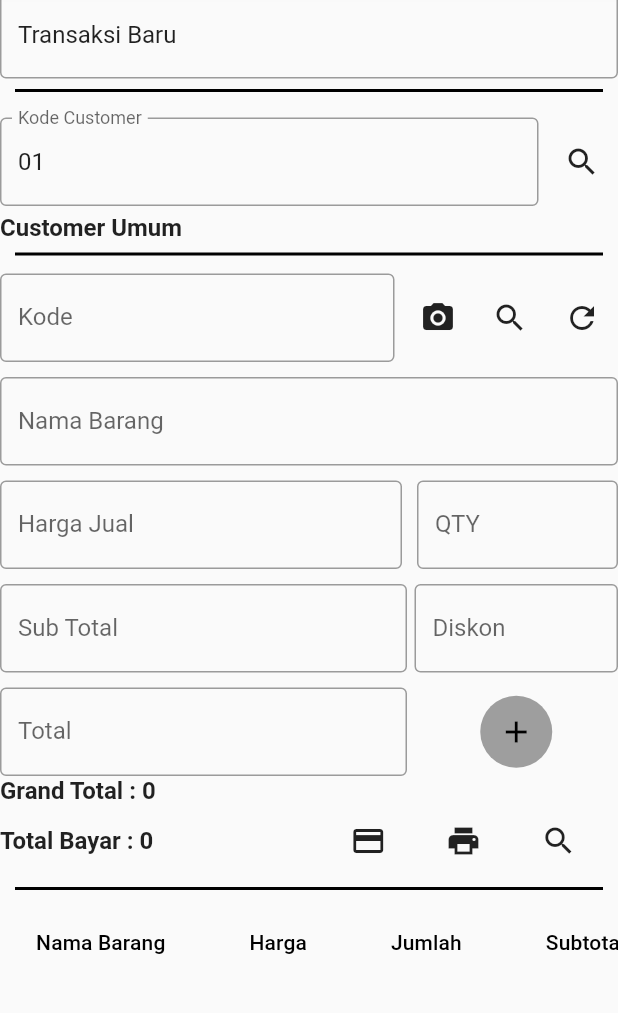
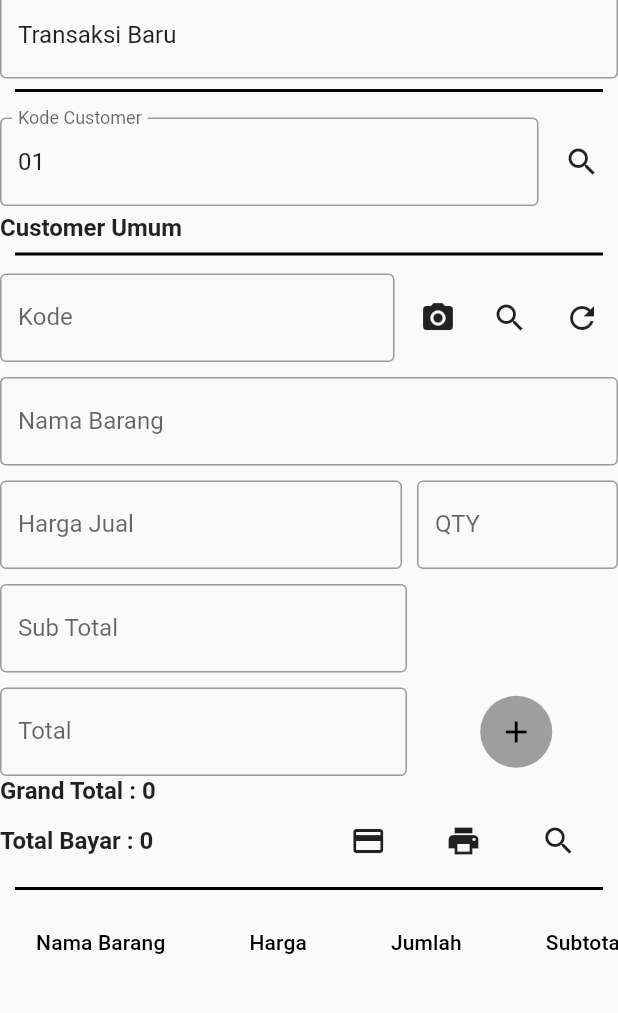
Before and after one commit to nugmoris/pos, a Flutter app: the JualPage screen opened directly with empty values, on a phone screen of 412 x 824 dp, the part 109-1122 px from its top. Run offline on Flutter 3.47's test engine with Material 2 defaults, Android fonts, the phone set to English and light mode, and no system bars; our stand-ins replace google_fonts; missing offline and left inert: android_id, barcode_scan2, blue_thermal_printer, ota_update; network calls fail.

Commit message:
penjkary sudah bener

```diff
--- a/lib/jual.dart
+++ b/lib/jual.dart
@@ -534,6 +534,8 @@ class _JualPageState extends State<JualPage> {
                 SizedBox(width: 5),
                 Expanded(
                   flex: 1,
+                  child: Visibility(
+                      visible: false, // Mengatur agar TextField diskon tidak terlihat
                       child: TextField(
                         keyboardType: TextInputType.number, // Keyboard numerik untuk Diskon
                         decoration: InputDecoration(
@@ -542,6 +544,7 @@ class _JualPageState extends State<JualPage> {
                         ),
                         controller: diskonController,
                       )),
+                ),
               ],
             ),
             SizedBox(height: 10),
--- a/lib/login.dart
+++ b/lib/login.dart
@@ -77,7 +77,7 @@ class _LoginPageState extends State<LoginPage> {
             ),
             SizedBox(height: 8),
             Text(
-              "Silahkan Login ! (ver 1.0.2)",
+              "Silahkan Login ! (ver 1.0.4)",
               style: TextStyle(color: Colors.grey[700], fontSize: 16),
             ),
             SizedBox(height: 20),
--- a/lib/main.dart
+++ b/lib/main.dart
@@ -13,7 +13,7 @@ import 'service.dart';
 import 'setor.dart';
 
 // Define myversion variable
-String myversion = 'POS1';
+String myversion = 'POS4';
 
 void main() {
   WidgetsFlutterBinding.ensureInitialized();
--- a/lib/penjkary.dart
+++ b/lib/penjkary.dart
@@ -223,11 +223,14 @@ class _PenjkaryState extends State<Penjkary> {
             laporanPenjualan.isNotEmpty
                 ? Expanded(
                     child: SingleChildScrollView(
+                      scrollDirection: Axis.vertical,
+                      child: SingleChildScrollView(
                         scrollDirection: Axis.horizontal,
                         child: DataTable(
                           columns: [
                             DataColumn(label: Text('No Trans')),
                             DataColumn(label: Text('Tanggal')),
+                            DataColumn(label: Text('Customer')),
                             DataColumn(label: Text('Nama Barang')),
                             DataColumn(label: Text('Qty')),
                             DataColumn(label: Text('NRP')),
@@ -238,6 +241,7 @@ class _PenjkaryState extends State<Penjkary> {
                               cells: [
                                 DataCell(Text(data['notrans'])),
                                 DataCell(Text(data['tgl'])),
+                                DataCell(Text(data['nmcust'])),
                                 DataCell(Text(data['nmbarang'])),
                                 DataCell(Text(data['nqty'])),
                                 DataCell(Text(NumberFormat.currency(locale: 'id', symbol: '').format(int.parse(data['nrp'])))),
@@ -245,6 +249,7 @@ class _PenjkaryState extends State<Penjkary> {
                               ],
                             );
                           }).toList(),
+                        ),
                       ),
                     ),
                   )
--- a/lib/service.dart
+++ b/lib/service.dart
@@ -442,8 +442,8 @@ class ApiService {
       'kdbarang1': kdbarang1,
     };
     var response = await http.post(Uri.parse(url), body: jsonEncode(jsonData), headers: {'Content-Type': 'application/json'});
-
     print(url);
+    print(jsonData);
     if (response.statusCode == 200) {
       List<dynamic> jsonData = jsonDecode(response.body);
       print(jsonData);
```
Lines whose indentation alone changed are shown as unchanged.
